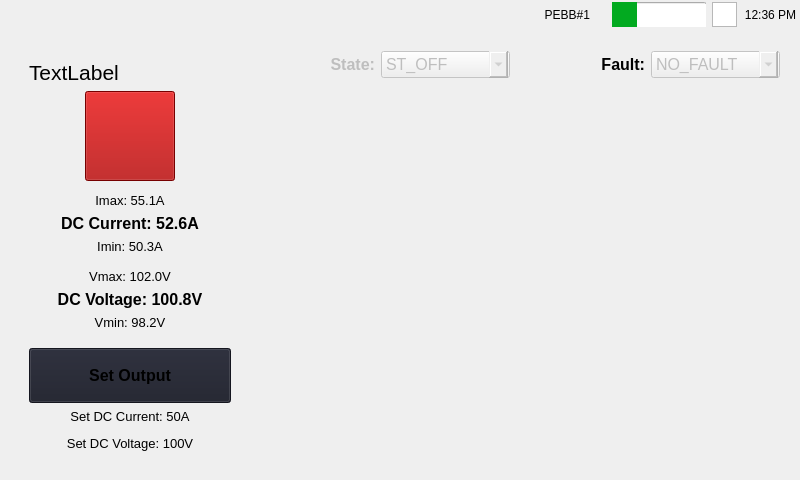
Above: mainwindow.ui from ChauLe19/MDE_HMI before the change. Below: the same form after it.
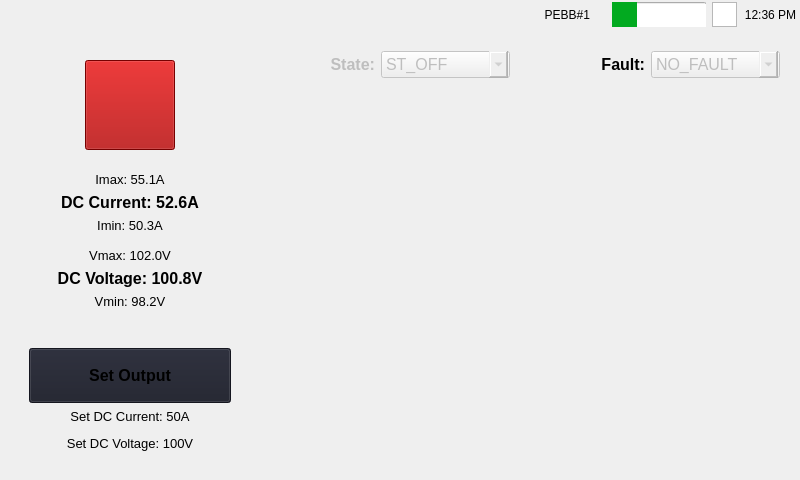
That is the form after the change. Icons and pictures are not drawn.

Commit message: added another battery symbol

Diff of the .ui file:
```diff
--- a/mainwindow.ui
+++ b/mainwindow.ui
@@ -232,13 +232,6 @@
                 </size>
                </property>
                <layout class="QVBoxLayout" name="verticalLayout_3">
-                <item>
-                 <widget class="QLabel" name="label_5">
-                  <property name="text">
-                   <string>TextLabel</string>
-                  </property>
-                 </widget>
-                </item>
                 <item alignment="Qt::AlignHCenter">
                  <widget class="QPushButton" name="OffButton">
                   <property name="sizePolicy">
```
